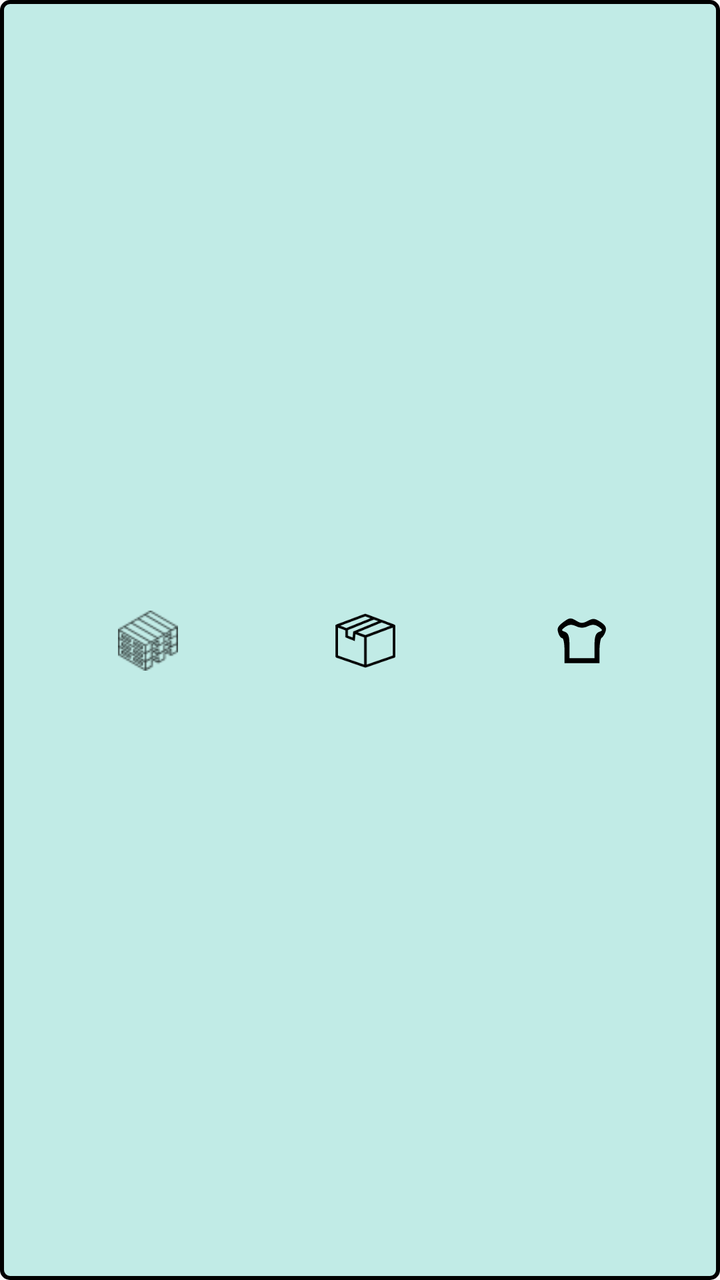
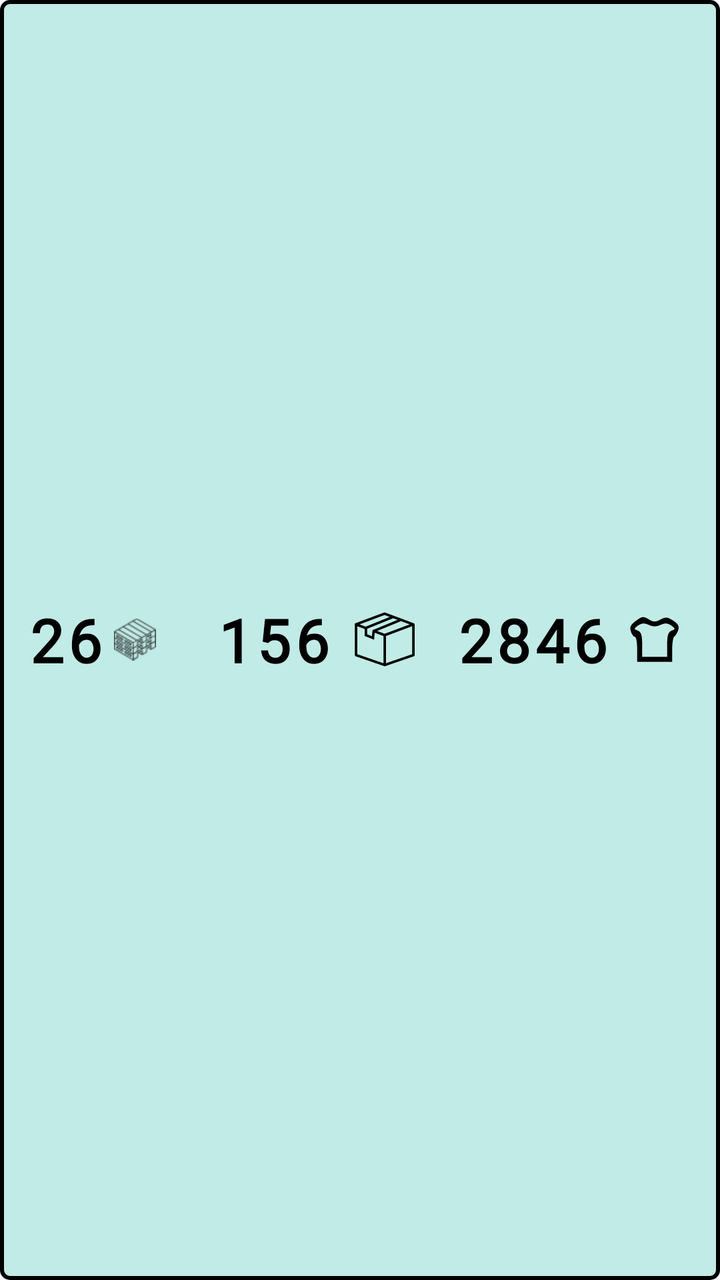

Screens rendered from an Android XML layout before and after an edit, with the pre-edit source and the edit as a unified diff.
<!-- AndroidManifest.xml: application theme Theme.Gestock -->
<!-- res/layout/adapter_palet.xml -->
<?xml version="1.0" encoding="utf-8"?>
<androidx.constraintlayout.widget.ConstraintLayout xmlns:android="http://schemas.android.com/apk/res/android" xmlns:app="http://schemas.android.com/apk/res-auto"
    android:background="@drawable/border_line_producte"
    android:layout_width="match_parent"
    android:layout_height="70dp"
    android:layout_marginTop="1dp">
    <TextView
        android:textSize="30dp"
        android:textStyle="bold"
        android:textColor="@color/black"
        android:id="@+id/id_palet"
        android:layout_width="wrap_content"
        android:layout_height="wrap_content"
        android:text=""
        android:fontFamily="@font/abhaya_libre"
        android:layout_marginStart="44dp"
        android:letterSpacing="0.07"
        app:layout_constraintBottom_toBottomOf="parent"
        app:layout_constraintStart_toStartOf="parent"
        app:layout_constraintTop_toTopOf="parent"/>
    <ImageView
        android:id="@+id/palet_icon_virtual"
        android:layout_width="30dp"
        android:layout_height="30dp"
        android:src="@drawable/palet_icon"
        android:layout_marginStart="5dp"
        app:layout_constraintBottom_toBottomOf="@+id/id_palet"
        app:layout_constraintStart_toEndOf="@+id/id_palet"
        app:layout_constraintTop_toTopOf="@+id/id_palet"/>
    <TextView
        android:textSize="30dp"
        android:textStyle="bold"
        android:textColor="@color/black"
        android:id="@+id/id_caja"
        android:layout_width="wrap_content"
        android:layout_height="wrap_content"
        android:text=""
        android:fontFamily="@font/abhaya_libre"
        android:layout_marginStart="40dp"
        android:layout_marginEnd="5dp"
        android:letterSpacing="0.07"
        app:layout_constraintBottom_toBottomOf="parent"
        app:layout_constraintEnd_toStartOf="@+id/caixa_icon_virtual"
        app:layout_constraintTop_toTopOf="parent"/>
    <ImageView
        android:id="@+id/caixa_icon_virtual"
        android:layout_width="30dp"
        android:layout_height="30dp"
        android:src="@drawable/caja_icon"
        android:layout_marginStart="5dp"
        app:layout_constraintBottom_toBottomOf="@+id/id_caja"
        app:layout_constraintEnd_toEndOf="parent"
        app:layout_constraintStart_toStartOf="parent"
        app:layout_constraintTop_toTopOf="@+id/id_caja"/>
    <TextView
        android:textSize="30dp"
        android:textStyle="bold"
        android:textColor="@color/black"
        android:id="@+id/cantidad"
        android:layout_width="wrap_content"
        android:layout_height="wrap_content"
        android:text=""
        android:fontFamily="@font/abhaya_libre"
        android:layout_marginEnd="5dp"
        android:letterSpacing="0.07"
        app:layout_constraintBottom_toBottomOf="parent"
        app:layout_constraintEnd_toStartOf="@+id/productos_icon_virtual"
        app:layout_constraintTop_toTopOf="parent"/>
    <ImageView
        android:id="@+id/productos_icon_virtual"
        android:layout_width="30dp"
        android:layout_height="30dp"
        android:src="@drawable/stock_icon"
        android:layout_marginEnd="44dp"
        app:layout_constraintBottom_toBottomOf="@+id/cantidad"
        app:layout_constraintEnd_toEndOf="parent"
        app:layout_constraintTop_toTopOf="@+id/cantidad"/>
</androidx.constraintlayout.widget.ConstraintLayout>
<!-- resources referenced by this layout -->
<resources>
  <color name="black">#ff000000</color>
  <!-- drawable border_line_producte (drawable) -->
  <?xml version="1.0" encoding="utf-8"?>
  <shape xmlns:android="http://schemas.android.com/apk/res/android">
      <solid android:color="@color/blau_adapter"/>
      <stroke
          android:width="2dp"
          android:color="#000000"/>
      <corners android:radius="4dp"/>
      <padding
          android:left="10dp"
          android:top="10dp"
          android:right="10dp"
          android:bottom="10dp"/>
  </shape>
  <!-- drawable caja_icon (drawable) -->
  <?xml version="1.0" encoding="utf-8"?>
  <vector xmlns:android="http://schemas.android.com/apk/res/android"
      android:height="491.2891dp"
      android:width="491.2891dp"
      android:viewportWidth="491.29"
      android:viewportHeight="491.29">
      <path
          android:fillColor="#ff000000"
          android:pathData="M481.82,113.21L248.66,25.9c-2.3,-0.86 -4.85,-0.86 -7.16,0L6.71,113.82c-4.12,1.2 -9.11,7.71 -5.42,14.37v246.52c0,4.36 2.76,8.22 6.88,9.65l231.04,79.74c1.37,0.79 2.43,1.48 4.85,1.8c3.39,0.45 5.54,-0.5 5.56,-0.51l234.79,-81.04c4.12,-1.43 6.88,-5.29 6.88,-9.65V123.38C491.37,118.49 485.64,114.57 481.82,113.21zM450.76,123.38l-205.07,76.79l-61.54,-23.04l195.32,-80.45L450.76,123.38zM351.38,86.17l-205.25,84.54l-5.05,49.1l-38.21,-15.39v-45.57l212.88,-86.02L351.38,86.17zM245.08,46.36l42.4,15.88L90.17,141.95l-50.17,-18.79L245.08,46.36zM21.71,138.56l60.75,22.75v56.88l76.16,30.69l5.85,-56.86l71.61,26.82v222.6l-214.38,-73.99V138.56zM470.87,367.43l-214.38,73.99V218.38l214.38,-80.27V367.43z"/>
  </vector>
  <!-- drawable palet_icon: png bitmap (drawable-hdpi, 1303 bytes) -->
  <!-- drawable stock_icon (drawable) -->
  <?xml version="1.0" encoding="utf-8"?>
  <vector xmlns:android="http://schemas.android.com/apk/res/android"
      android:height="24dp"
      android:width="24dp"
      android:viewportWidth="24"
      android:viewportHeight="24">
      <path
          android:fillColor="#000000"
          android:pathData="M4.1,4.9c-1.7,1.3 -2.2,2.3 -1.6,3.9 0.3,1.2 1.1,2.2 1.6,2.2 0.5,-0 0.9,2.2 0.9,5l0,5 7,-0 7,-0 0,-4.9c0,-2.7 0.4,-5.1 0.9,-5.3 0.4,-0.2 1.1,-1.3 1.5,-2.4 0.5,-1.6 0,-2.6 -2,-3.9 -2.3,-1.5 -3,-1.5 -5.1,-0.4 -1.9,1 -2.8,1 -4.3,0.1 -2.6,-1.6 -3,-1.5 -5.9,0.7zM14.4,6.2c1.8,-0.8 2.8,-0.7 4.3,0.3 1.7,1.3 1.7,1.4 0.1,2 -1.4,0.6 -1.8,1.9 -1.8,5.6l0,4.9 -5,-0 -5,-0 0,-4.9c0,-3.7 -0.4,-5 -1.7,-5.6 -1.7,-0.6 -1.7,-0.7 0,-2 1.5,-1 2.5,-1.1 4.3,-0.3 1.7,0.8 3.1,0.8 4.8,-0z"
          android:strokeColor="#00000000"/>
  </vector>
  <style name="Theme.Gestock" parent="Theme.MaterialComponents.DayNight.NoActionBar.Bridge">
          <item name="colorOnPrimary">@color/white</item>
          <item name="colorOnSecondary">@color/black</item>
          <item name="colorPrimary">@color/black_34</item>
          <item name="colorPrimaryVariant">@color/purple_700</item>
          <item name="colorSecondary">@color/teal_200</item>
          <item name="colorSecondaryVariant">@color/teal_700</item>
      </style>
  <color name="blau_adapter">#c1ebe6</color>
  <color name="white">#ffffffff</color>
  <color name="black_34">#57090909</color>
  <color name="purple_700">#ff3700b3</color>
  <color name="teal_200">#ff03dac5</color>
  <color name="teal_700">#ff018786</color>
</resources>

<!-- the commit's change to res/layout/adapter_palet.xml (unified diff, before → after) -->
@@ -1,78 +1,111 @@
 <?xml version="1.0" encoding="utf-8"?>
-<androidx.constraintlayout.widget.ConstraintLayout xmlns:android="http://schemas.android.com/apk/res/android" xmlns:app="http://schemas.android.com/apk/res-auto"
+<LinearLayout
+    xmlns:android="http://schemas.android.com/apk/res/android" xmlns:app="http://schemas.android.com/apk/res-auto"
     android:background="@drawable/border_line_producte"
     android:layout_width="match_parent"
-    android:layout_height="70dp"
-    android:layout_marginTop="1dp">
-    <TextView
-        android:textSize="30dp"
-        android:textStyle="bold"
-        android:textColor="@color/black"
-        android:id="@+id/id_palet"
-        android:layout_width="wrap_content"
+    android:layout_height="wrap_content"
+
+    android:layout_marginBottom="5dp"
+    android:layout_marginStart="10dp"
+    android:layout_marginEnd="10dp"
+
+    android:orientation="horizontal"
+    android:gravity="center_vertical">
+
+    <LinearLayout
+        android:layout_width="0dp"
         android:layout_height="wrap_content"
-        android:text=""
-        android:fontFamily="@font/abhaya_libre"
-        android:layout_marginStart="44dp"
-        android:letterSpacing="0.07"
-        app:layout_constraintBottom_toBottomOf="parent"
-        app:layout_constraintStart_toStartOf="parent"
-        app:layout_constraintTop_toTopOf="parent"/>
-    <ImageView
-        android:id="@+id/palet_icon_virtual"
-        android:layout_width="30dp"
-        android:layout_height="30dp"
-        android:src="@drawable/palet_icon"
-        android:layout_marginStart="5dp"
-        app:layout_constraintBottom_toBottomOf="@+id/id_palet"
-        app:layout_constraintStart_toEndOf="@+id/id_palet"
-        app:layout_constraintTop_toTopOf="@+id/id_palet"/>
-    <TextView
-        android:textSize="30dp"
-        android:textStyle="bold"
-        android:textColor="@color/black"
-        android:id="@+id/id_caja"
-        android:layout_width="wrap_content"
+        android:orientation="horizontal"
+        android:layout_weight="1"
+        android:gravity="center">
+
+        <TextView
+            android:id="@+id/id_palet"
+            android:layout_width="0dp"
+            android:layout_height="wrap_content"
+
+            android:layout_weight="2"
+            android:gravity="end"
+
+            android:text="26"
+            android:textSize="30sp"
+            android:textStyle="bold"
+            android:textColor="@color/black"
+            android:fontFamily="@font/abhaya_libre"
+            android:letterSpacing="0.07"/>
+
+        <ImageView
+            android:id="@+id/palet_icon_virtual"
+            android:layout_width="0dp"
+            android:layout_height="30dp"
+            android:layout_weight="1"
+            android:src="@drawable/palet_icon"
+            android:layout_marginStart="5dp"/>
+
+    </LinearLayout>
+
+    <LinearLayout
+        android:layout_width="0dp"
         android:layout_height="wrap_content"
-        android:text=""
-        android:fontFamily="@font/abhaya_libre"
-        android:layout_marginStart="40dp"
-        android:layout_marginEnd="5dp"
-        android:letterSpacing="0.07"
-        app:layout_constraintBottom_toBottomOf="parent"
-        app:layout_constraintEnd_toStartOf="@+id/caixa_icon_virtual"
-        app:layout_constraintTop_toTopOf="parent"/>
-    <ImageView
-        android:id="@+id/caixa_icon_virtual"
-        android:layout_width="30dp"
-        android:layout_height="30dp"
-        android:src="@drawable/caja_icon"
-        android:layout_marginStart="5dp"
-        app:layout_constraintBottom_toBottomOf="@+id/id_caja"
-        app:layout_constraintEnd_toEndOf="parent"
-        app:layout_constraintStart_toStartOf="parent"
-        app:layout_constraintTop_toTopOf="@+id/id_caja"/>
-    <TextView
-        android:textSize="30dp"
-        android:textStyle="bold"
-        android:textColor="@color/black"
-        android:id="@+id/cantidad"
-        android:layout_width="wrap_content"
+        android:orientation="horizontal"
+        android:layout_weight="2"
+        android:gravity="center">
+
+        <TextView
+            android:id="@+id/id_caja"
+            android:layout_width="0dp"
+            android:layout_height="wrap_content"
+
+            android:layout_weight="2"
+            android:gravity="end"
+
+            android:text="156"
+            android:textSize="30sp"
+            android:textStyle="bold"
+            android:textColor="@color/black"
+            android:fontFamily="@font/abhaya_libre"
+            android:letterSpacing="0.07"/>
+
+        <ImageView
+            android:id="@+id/caixa_icon_virtual"
+            android:layout_width="0dp"
+            android:layout_height="30dp"
+            android:layout_weight="1"
+            android:src="@drawable/caja_icon"
+            android:layout_marginStart="5dp"/>
+
+    </LinearLayout>
+
+    <LinearLayout
+        android:layout_width="0dp"
         android:layout_height="wrap_content"
-        android:text=""
-        android:fontFamily="@font/abhaya_libre"
-        android:layout_marginEnd="5dp"
-        android:letterSpacing="0.07"
-        app:layout_constraintBottom_toBottomOf="parent"
-        app:layout_constraintEnd_toStartOf="@+id/productos_icon_virtual"
-        app:layout_constraintTop_toTopOf="parent"/>
-    <ImageView
-        android:id="@+id/productos_icon_virtual"
-        android:layout_width="30dp"
-        android:layout_height="30dp"
-        android:src="@drawable/stock_icon"
-        android:layout_marginEnd="44dp"
-        app:layout_constraintBottom_toBottomOf="@+id/cantidad"
-        app:layout_constraintEnd_toEndOf="parent"
-        app:layout_constraintTop_toTopOf="@+id/cantidad"/>
-</androidx.constraintlayout.widget.ConstraintLayout>
+        android:orientation="horizontal"
+        android:layout_weight="2"
+        android:gravity="center">
+
+        <TextView
+            android:id="@+id/cantidad"
+            android:layout_width="0dp"
+            android:layout_height="wrap_content"
+
+            android:layout_weight="2"
+            android:gravity="end"
+
+            android:text="2846"
+            android:textSize="30dp"
+            android:textStyle="bold"
+            android:textColor="@color/black"
+            android:fontFamily="@font/abhaya_libre"
+            android:letterSpacing="0.07"/>
+
+        <ImageView
+            android:id="@+id/productos_icon_virtual"
+            android:layout_width="0dp"
+            android:layout_height="30dp"
+            android:layout_weight="1"
+            android:src="@drawable/stock_icon"/>
+
+    </LinearLayout>
+
+
+</LinearLayout>
